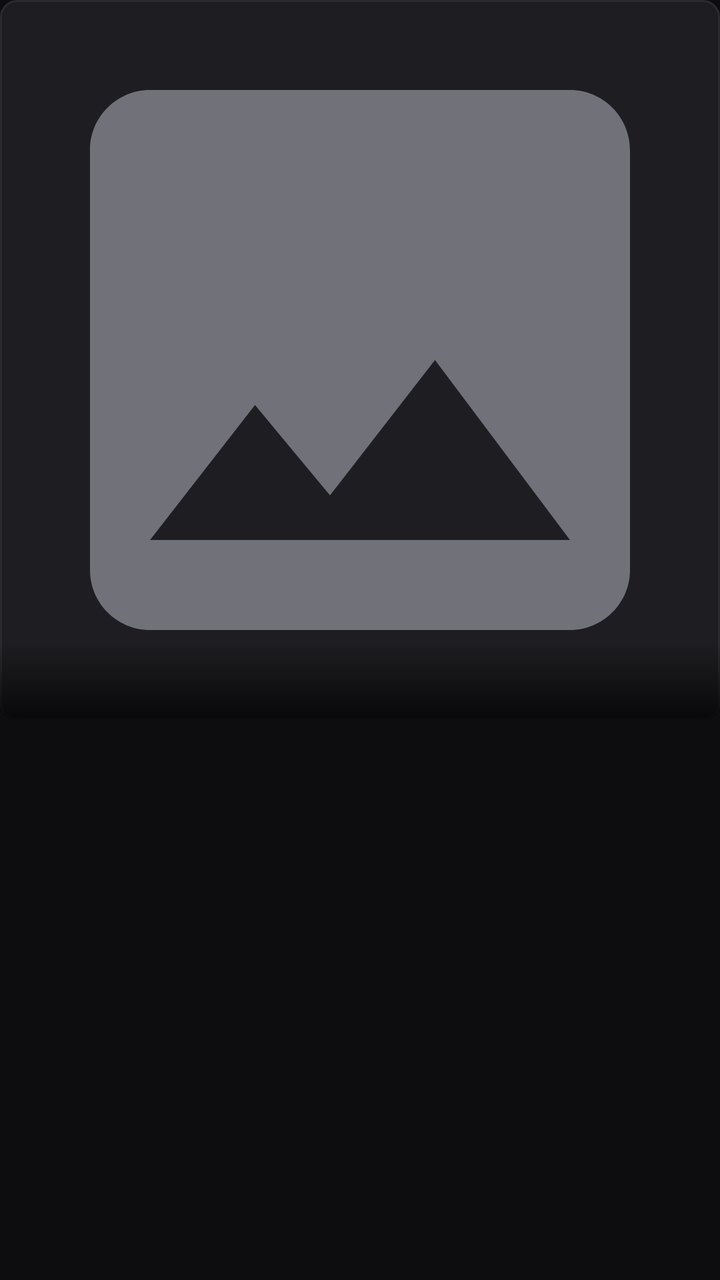
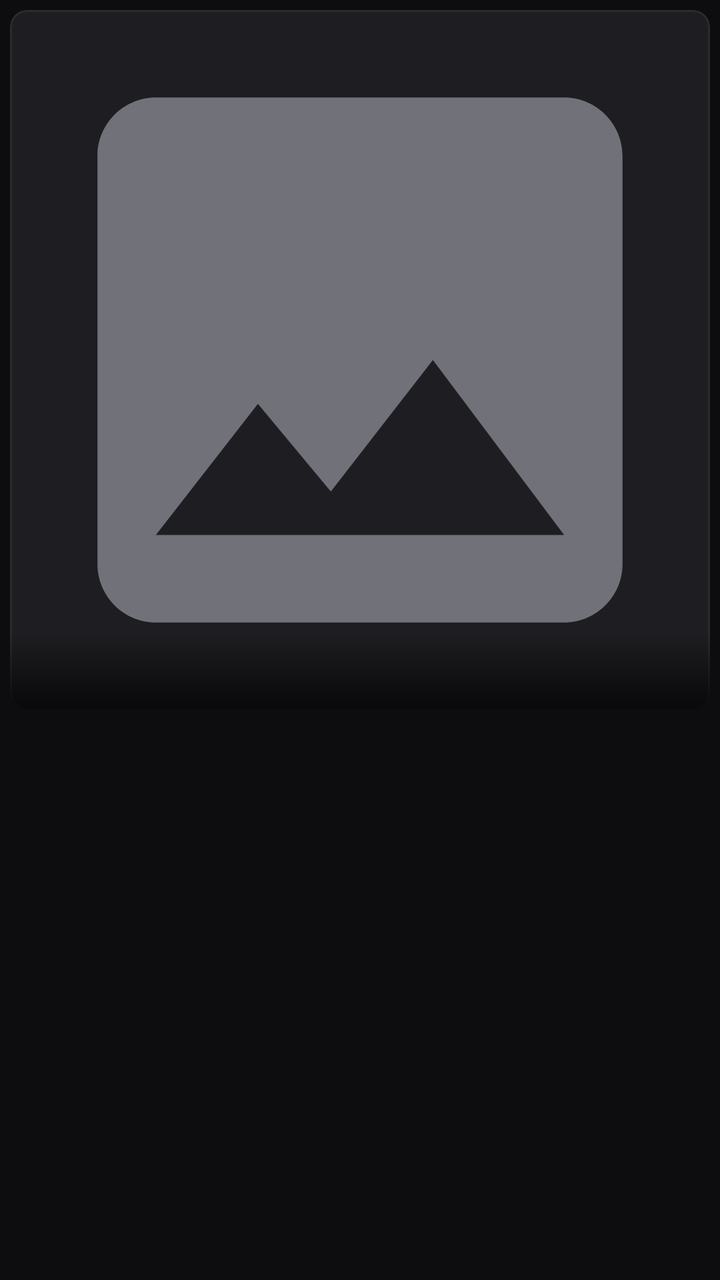

The first picture is an Android layout as it rendered before a commit; the second is the same layout after the commit. The layout source and the unified diff follow.
<!-- AndroidManifest.xml: application theme Theme.OhMyMeme -->
<!-- res/layout/item_meme.xml -->
<?xml version="1.0" encoding="utf-8"?>
<androidx.constraintlayout.widget.ConstraintLayout xmlns:android="http://schemas.android.com/apk/res/android"
    xmlns:app="http://schemas.android.com/apk/res-auto"
    android:layout_width="match_parent"
    android:layout_height="wrap_content">

    <FrameLayout
        android:id="@+id/card"
        android:layout_width="0dp"
        android:layout_height="0dp"
        android:background="@drawable/bg_card"
        app:layout_constraintDimensionRatio="1:1"
        app:layout_constraintEnd_toEndOf="parent"
        app:layout_constraintStart_toStartOf="parent"
        app:layout_constraintTop_toTopOf="parent">

        <ImageView
            android:id="@+id/img_meme"
            android:layout_width="match_parent"
            android:layout_height="match_parent"
            android:contentDescription="@null"
            android:scaleType="centerCrop"
            android:src="@drawable/ic_photo"
            android:tint="@color/muted" />

        <TextView
            android:id="@+id/tv_meme_name"
            android:layout_width="match_parent"
            android:layout_height="wrap_content"
            android:layout_gravity="bottom"
            android:background="@drawable/bg_name_overlay"
            android:ellipsize="end"
            android:maxLines="1"
            android:paddingStart="7dp"
            android:paddingTop="20dp"
            android:paddingEnd="7dp"
            android:paddingBottom="5dp"
            android:textColor="#CCFFFFFF"
            android:textSize="10.5sp" />
    </FrameLayout>
</androidx.constraintlayout.widget.ConstraintLayout>
<!-- resources referenced by this layout -->
<resources>
  <color name="muted">#71717A</color>
  <!-- drawable bg_card (drawable) -->
  <?xml version="1.0" encoding="utf-8"?>
  <shape xmlns:android="http://schemas.android.com/apk/res/android">
      <solid android:color="@color/card" />
      <corners android:radius="8dp" />
      <stroke android:width="1dp" android:color="@color/border" />
  </shape>
  <!-- drawable bg_name_overlay (drawable) -->
  <?xml version="1.0" encoding="utf-8"?>
  <shape xmlns:android="http://schemas.android.com/apk/res/android">
      <gradient
          android:angle="270"
          android:endColor="#BF000000"
          android:startColor="#00000000"
          android:type="linear" />
      <corners
          android:bottomLeftRadius="8dp"
          android:bottomRightRadius="8dp" />
  </shape>
  <!-- drawable ic_photo (drawable) -->
  <?xml version="1.0" encoding="utf-8"?>
  <vector xmlns:android="http://schemas.android.com/apk/res/android"
      android:width="24dp"
      android:height="24dp"
      android:viewportWidth="24"
      android:viewportHeight="24">
      <path
          android:fillColor="#FFFFFFFF"
          android:pathData="M21,19V5c0,-1.1 -0.9,-2 -2,-2H5C3.9,3 3,3.9 3,5v14c0,1.1 0.9,2 2,2h14c1.1,0 2,-0.9 2,-2zM8.5,13.5l2.5,3.01L14.5,12l4.5,6H5l3.5,-4.5z" />
  </vector>
  <style name="Theme.OhMyMeme" parent="Theme.MaterialComponents.DayNight.NoActionBar">
          <item name="colorPrimary">@color/accent</item>
          <item name="colorOnPrimary">@color/white</item>
          <item name="colorSecondary">@color/accent</item>
          <item name="colorOnSecondary">@color/white</item>
          <item name="android:windowBackground">@color/bg</item>
          <item name="android:statusBarColor">@color/bg</item>
          <item name="android:windowLightStatusBar">false</item>
          <item name="android:textColor">@color/fg</item>
          <item name="android:textColorHint">@color/muted</item>
      </style>
  <color name="card">#1E1E22</color>
  <color name="border">#2A2A2F</color>
  <color name="accent">#3B82F6</color>
  <color name="white">#FFFFFFFF</color>
  <color name="bg">#0D0D0F</color>
  <color name="fg">#E4E4E7</color>
</resources>

<!-- the commit's change to res/layout/item_meme.xml (unified diff, before → after) -->
@@ -8,7 +8,12 @@
         android:id="@+id/card"
         android:layout_width="0dp"
         android:layout_height="0dp"
+        android:layout_marginStart="5dp"
+        android:layout_marginTop="5dp"
+        android:layout_marginEnd="5dp"
+        android:layout_marginBottom="5dp"
         android:background="@drawable/bg_card"
+        android:clipToOutline="true"
         app:layout_constraintDimensionRatio="1:1"
         app:layout_constraintEnd_toEndOf="parent"
         app:layout_constraintStart_toStartOf="parent"
@@ -22,6 +27,23 @@
             android:scaleType="centerCrop"
             android:src="@drawable/ic_photo"
             android:tint="@color/muted" />
+
+        <TextView
+            android:id="@+id/tv_meme_badge"
+            android:layout_width="wrap_content"
+            android:layout_height="wrap_content"
+            android:layout_gravity="top|end"
+            android:layout_marginTop="5dp"
+            android:layout_marginEnd="5dp"
+            android:background="@drawable/bg_badge"
+            android:paddingStart="6dp"
+            android:paddingTop="1dp"
+            android:paddingEnd="6dp"
+            android:paddingBottom="1dp"
+            android:textColor="#FFFFFF"
+            android:textSize="9sp"
+            android:textStyle="bold"
+            android:visibility="gone" />
 
         <TextView
             android:id="@+id/tv_meme_name"
<!-- resource entries referenced after the edit -->
@@ -1,6 +1,12 @@
 <!-- resources referenced by this layout -->
 <resources>
   <color name="muted">#71717A</color>
+  <!-- drawable bg_badge (drawable) -->
+  <?xml version="1.0" encoding="utf-8"?>
+  <shape xmlns:android="http://schemas.android.com/apk/res/android" android:shape="rectangle">
+      <solid android:color="#CC3B82F6" />
+      <corners android:radius="6dp" />
+  </shape>
   <!-- drawable bg_card (drawable) -->
   <?xml version="1.0" encoding="utf-8"?>
   <shape xmlns:android="http://schemas.android.com/apk/res/android">
